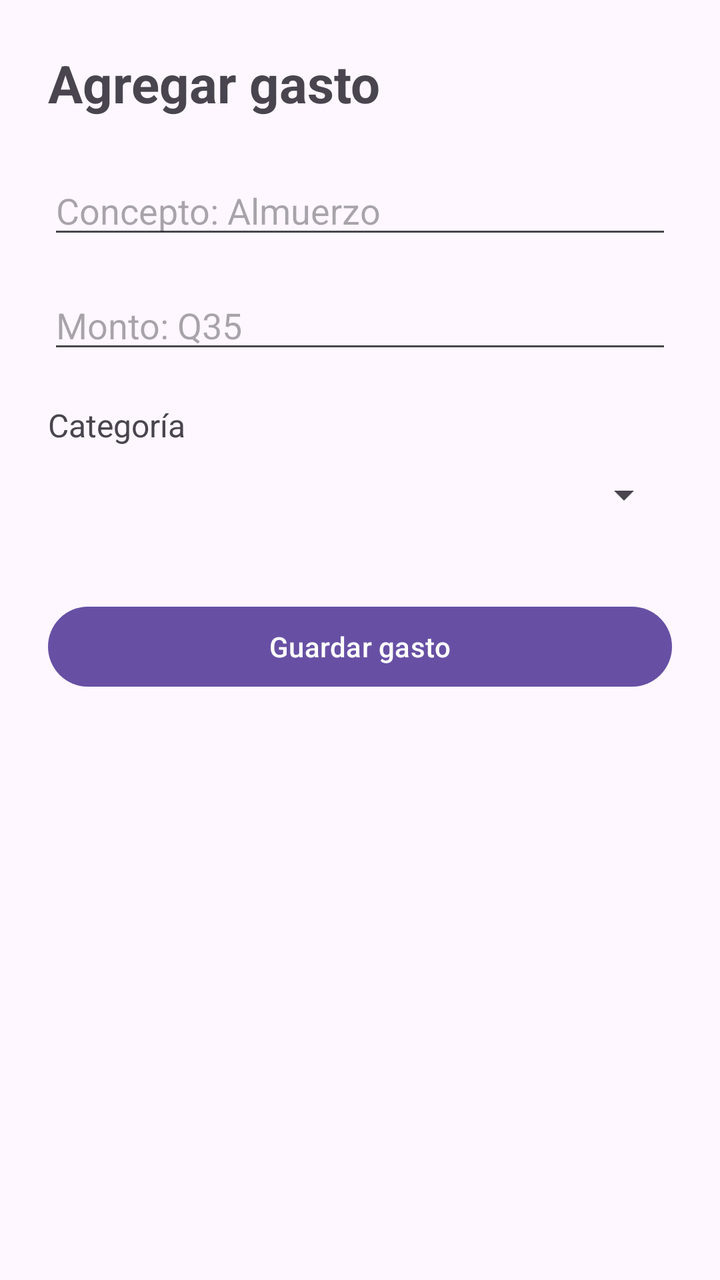
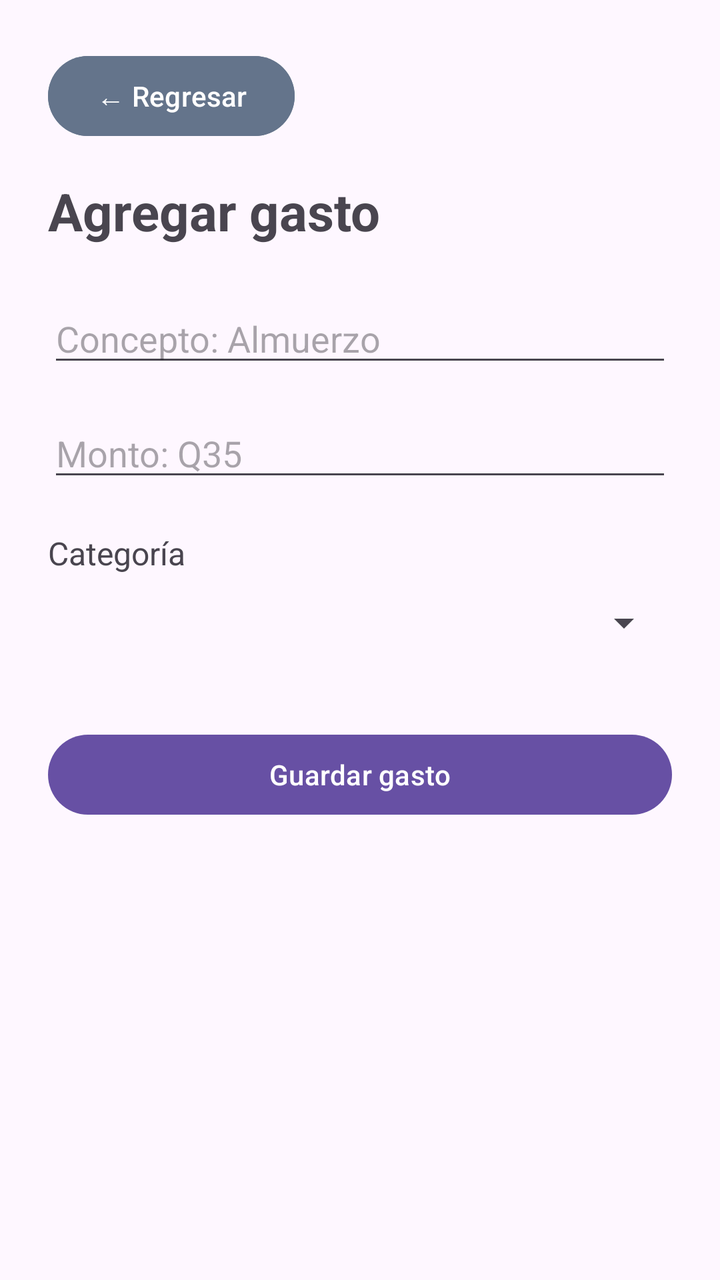

The first picture is an Android layout as it rendered before a commit; the second is the same layout after the commit. The layout source and the unified diff follow.
<!-- AndroidManifest.xml: application theme Theme.ControldeGastos -->
<!-- res/layout/activity_agregar_gasto.xml -->
<?xml version="1.0" encoding="utf-8"?>
<ScrollView
    xmlns:android="http://schemas.android.com/apk/res/android"
    android:layout_width="match_parent"
    android:layout_height="match_parent"
    android:fillViewport="true">

    <LinearLayout
        android:layout_width="match_parent"
        android:layout_height="wrap_content"
        android:orientation="vertical"
        android:padding="24dp">

        <TextView
            android:layout_width="match_parent"
            android:layout_height="wrap_content"
            android:text="Agregar gasto"
            android:textSize="26sp"
            android:textStyle="bold"
            android:layout_marginBottom="24dp" />

        <EditText
            android:id="@+id/etConcepto"
            android:layout_width="match_parent"
            android:layout_height="wrap_content"
            android:hint="Concepto: Almuerzo"
            android:inputType="textCapSentences" />

        <EditText
            android:id="@+id/etMonto"
            android:layout_width="match_parent"
            android:layout_height="wrap_content"
            android:hint="Monto: Q35"
            android:inputType="numberDecimal"
            android:layout_marginTop="16dp" />

        <TextView
            android:layout_width="match_parent"
            android:layout_height="wrap_content"
            android:text="Categoría"
            android:textSize="16sp"
            android:layout_marginTop="20dp" />

        <Spinner
            android:id="@+id/spCategoria"
            android:layout_width="match_parent"
            android:layout_height="48dp" />

        <Button
            android:id="@+id/btnGuardarGasto"
            android:layout_width="match_parent"
            android:layout_height="wrap_content"
            android:text="Guardar gasto"
            android:layout_marginTop="28dp" />

    </LinearLayout>
</ScrollView>
<!-- resources referenced by this layout -->
<resources>
  <style name="Theme.ControldeGastos" parent="Base.Theme.ControldeGastos" />
  <style name="Base.Theme.ControldeGastos" parent="Theme.Material3.DayNight.NoActionBar">
          
          
      </style>
</resources>

<!-- the commit's change to res/layout/activity_agregar_gasto.xml (unified diff, before → after) -->
@@ -10,6 +10,16 @@
         android:layout_height="wrap_content"
         android:orientation="vertical"
         android:padding="24dp">
+
+        <Button
+            android:id="@+id/btnRegresar"
+            android:layout_width="wrap_content"
+            android:layout_height="wrap_content"
+            android:text="← Regresar"
+            android:textAllCaps="false"
+            android:textColor="#FFFFFF"
+            android:backgroundTint="#64748B"
+            android:layout_marginBottom="16dp" />
 
         <TextView
             android:layout_width="match_parent"
